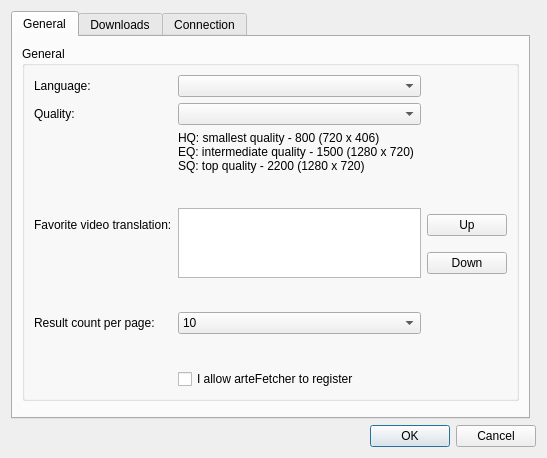
Above: view/preferencedialog.ui from Tofee/artefetcher before the change. Below: the same form after it.
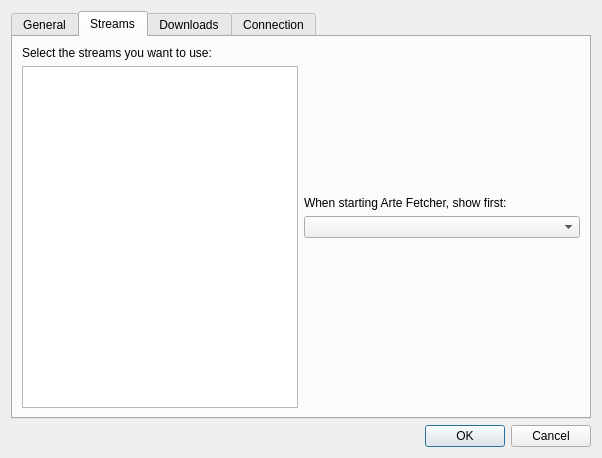
That is the form after the change.

Commit message: Add possibility to filter some streams

```diff
--- a/view/preferencedialog.ui
+++ b/view/preferencedialog.ui
@@ -6,8 +6,8 @@
    <rect>
     <x>0</x>
     <y>0</y>
-    <width>547</width>
-    <height>446</height>
+    <width>602</width>
+    <height>454</height>
    </rect>
   </property>
   <property name="windowTitle">
@@ -17,7 +17,7 @@
    <item row="0" column="0">
     <widget class="QTabWidget" name="tabWidget">
      <property name="currentIndex">
-      <number>0</number>
+      <number>1</number>
      </property>
      <widget class="QWidget" name="tab">
       <attribute name="title">
@@ -191,6 +191,80 @@
        </item>
       </layout>
      </widget>
+     <widget class="QWidget" name="tab_4">
+      <attribute name="title">
+       <string>Streams</string>
+      </attribute>
+      <layout class="QHBoxLayout" name="horizontalLayout">
+       <item>
+        <layout class="QVBoxLayout" name="verticalLayout_5">
+         <item>
+          <widget class="QLabel" name="label_9">
+           <property name="text">
+            <string>Select the streams you want to use:</string>
+           </property>
+          </widget>
+         </item>
+         <item>
+          <widget class="QListWidget" name="subscriptionListWidget"/>
+         </item>
+        </layout>
+       </item>
+       <item>
+        <layout class="QVBoxLayout" name="verticalLayout_6">
+         <item>
+          <spacer name="verticalSpacer_6">
+           <property name="orientation">
+            <enum>Qt::Vertical</enum>
+           </property>
+           <property name="sizeHint" stdset="0">
+            <size>
+             <width>20</width>
+             <height>40</height>
+            </size>
+           </property>
+          </spacer>
+         </item>
+         <item>
+          <widget class="QLabel" name="label_10">
+           <property name="text">
+            <string>When starting Arte Fetcher, show first:</string>
+           </property>
+          </widget>
+         </item>
+         <item>
+          <widget class="QComboBox" name="startupCatalogComboBox"/>
+         </item>
+         <item>
+          <spacer name="horizontalSpacer">
+           <property name="orientation">
+            <enum>Qt::Horizontal</enum>
+           </property>
+           <property name="sizeHint" stdset="0">
+            <size>
+             <width>275</width>
+             <height>20</height>
+            </size>
+           </property>
+          </spacer>
+         </item>
+         <item>
+          <spacer name="verticalSpacer_7">
+           <property name="orientation">
+            <enum>Qt::Vertical</enum>
+           </property>
+           <property name="sizeHint" stdset="0">
+            <size>
+             <width>20</width>
+             <height>40</height>
+            </size>
+           </property>
+          </spacer>
+         </item>
+        </layout>
+       </item>
+      </layout>
+     </widget>
      <widget class="QWidget" name="tab_3">
       <attribute name="title">
        <string>Downloads</string>
@@ -394,7 +468,7 @@
      </widget>
     </widget>
    </item>
-   <item row="8" column="0" colspan="2">
+   <item row="1" column="0">
     <widget class="QDialogButtonBox" name="buttonBox">
      <property name="orientation">
       <enum>Qt::Horizontal</enum>
```
The commit also changes 5 other files.
